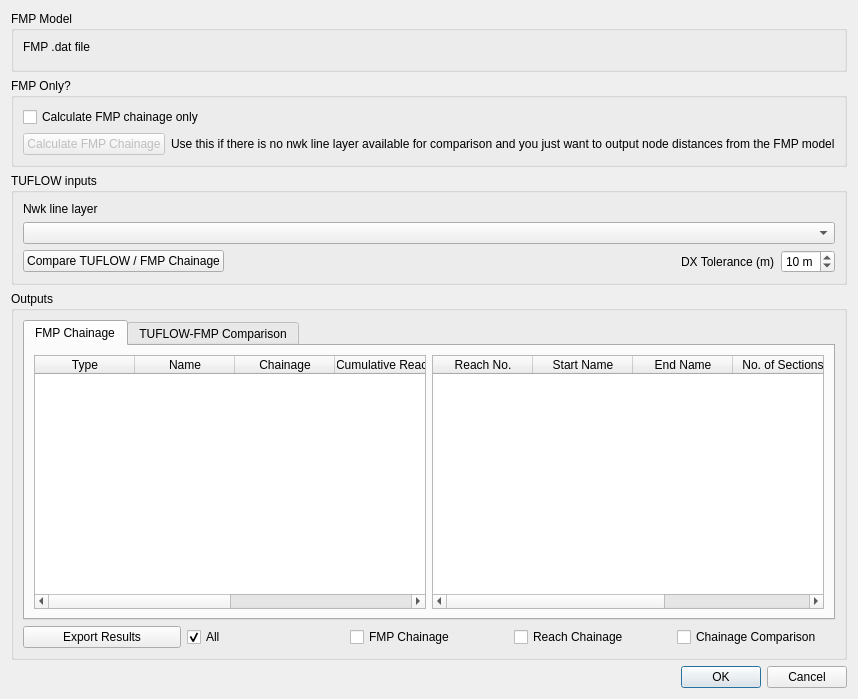
duncan-r/ModCheck, file mod_check/forms/ui_chainage_calculator_dialog.ui: the form before one commit.
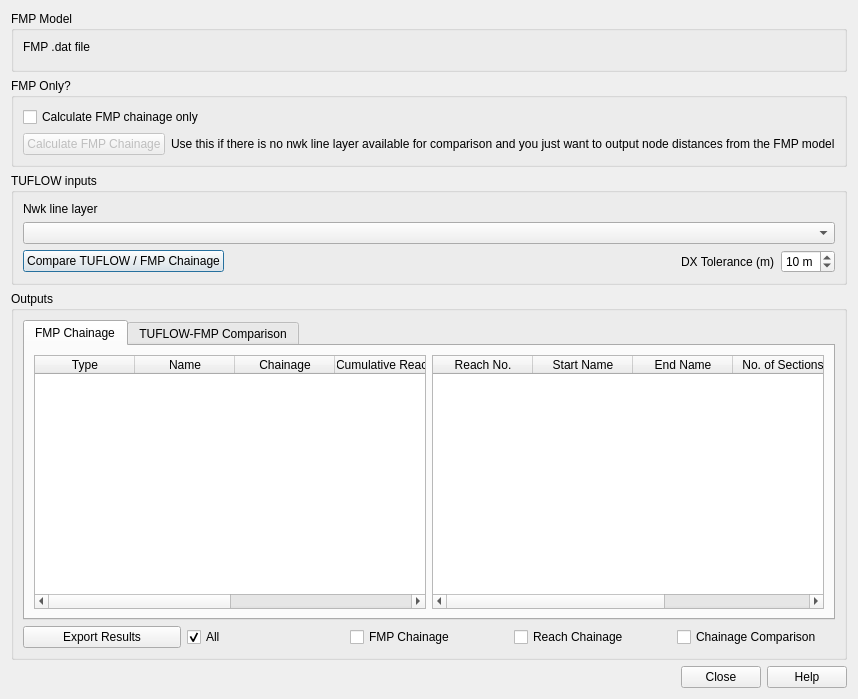
The form after the commit. Custom widgets are drawn as their Qt base class.

Commit message:
Add base class to dialogs and improve Help.
Creates a base class to be inherited by all dialogs providing
the default behaviour that all of them need like handling help
and close button behaviour and simplifying and reducing duplicate
menu module code for setting up dialogs.

```diff
--- a/mod_check/forms/ui_chainage_calculator_dialog.ui
+++ b/mod_check/forms/ui_chainage_calculator_dialog.ui
@@ -167,7 +167,7 @@
       <enum>Qt::Horizontal</enum>
      </property>
      <property name="standardButtons">
-      <set>QDialogButtonBox::Cancel|QDialogButtonBox::Ok</set>
+      <set>QDialogButtonBox::Close|QDialogButtonBox::Help</set>
      </property>
     </widget>
    </item>
```
The commit also changes 11 other files.
